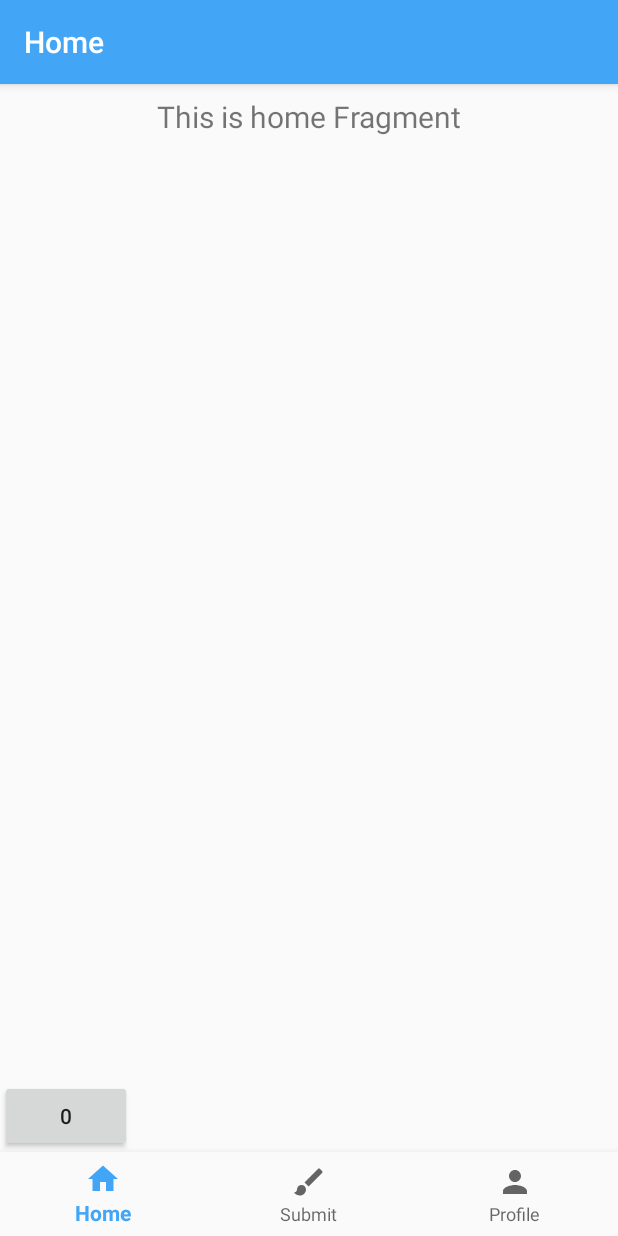
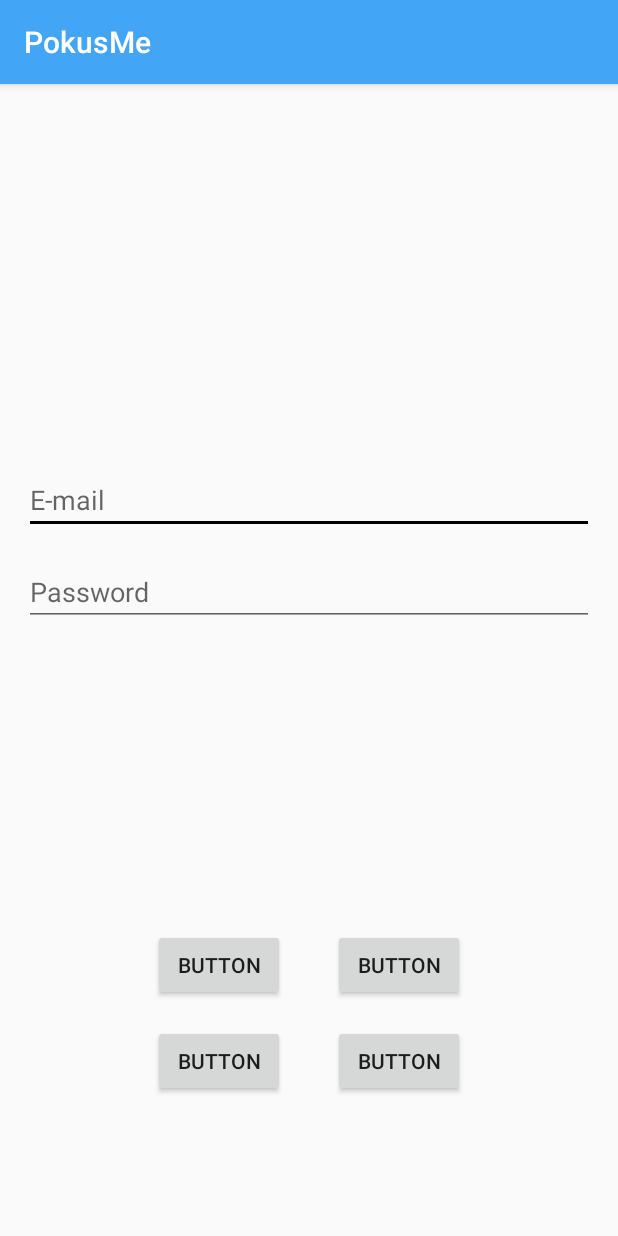
Before and after one commit to J-HM/App_PokusMe, an Android app: the screen it shows after launch (MainActivity before the commit, LoginActivity after it), on a phone screen of 412 x 824 dp. Run offline under Robolectric (Android 15) with nearby library versions, the phone set to English and light mode, and no system bars; our stand-ins replace Firebase (no records; nobody signed in at launch, a user with empty details on screens opened directly), navigation-ui.

Commit message:
Add login activity Add current user check in main activity

```diff
--- a/app/build.gradle
+++ b/app/build.gradle
@@ -1,4 +1,6 @@
 apply plugin: 'com.android.application'
+
+apply plugin: 'com.google.gms.google-services'
 
 apply plugin: 'kotlin-android'
 
@@ -8,9 +10,10 @@ android {
     compileSdkVersion 29
     buildToolsVersion "29.0.2"
     defaultConfig {
-        applicationId "com.jhm.android.app_pokusme"
+        applicationId 'com.jhm.android.pokusme'
         minSdkVersion 16
         targetSdkVersion 29
+        multiDexEnabled true
         versionCode 1
         versionName "1.0"
         testInstrumentationRunner "androidx.test.runner.AndroidJUnitRunner"
@@ -48,7 +51,9 @@ dependencies {
     implementation 'androidx.navigation:navigation-fragment-ktx:2.2.0'
     implementation 'androidx.navigation:navigation-ui-ktx:2.2.0'
 
-    implementation "androidx.fragment:fragment-ktx:1.2.0"
+    implementation 'com.google.firebase:firebase-analytics:17.2.2'
+    implementation 'com.google.firebase:firebase-auth:19.2.0'
+    implementation 'com.google.firebase:firebase-firestore:21.4.0'
 
     testImplementation 'junit:junit:4.12'
 
--- a/app/src/main/java/com/jhm/android/app_pokusme/MainActivity.kt
+++ b/app/src/main/java/com/jhm/android/app_pokusme/MainActivity.kt
@@ -1,22 +1,27 @@
 package com.jhm.android.app_pokusme
 
+import android.content.Intent
 import android.os.Bundle
+import android.util.Log
 import androidx.appcompat.app.AppCompatActivity
 import androidx.navigation.findNavController
 import androidx.navigation.ui.AppBarConfiguration
 import androidx.navigation.ui.setupActionBarWithNavController
 import androidx.navigation.ui.setupWithNavController
+import com.google.firebase.auth.FirebaseAuth
+import com.google.firebase.auth.FirebaseUser
+import com.jhm.android.app_pokusme.ui.login.LoginActivity
 import kotlinx.android.synthetic.main.activity_main.*
 
+
 class MainActivity : AppCompatActivity() {
+    private lateinit var auth: FirebaseAuth
 
     override fun onCreate(savedInstanceState: Bundle?) {
         super.onCreate(savedInstanceState)
         setContentView(R.layout.activity_main)
 
         val navigationController = findNavController(R.id.navigation_host_fragment)
-
-
         val appBarConfiguration = AppBarConfiguration(
             setOf(R.id.navigation_home, R.id.navigation_submit, R.id.navigation_profile)
         )
@@ -24,6 +29,23 @@ class MainActivity : AppCompatActivity() {
         setupActionBarWithNavController(navigationController, appBarConfiguration)
         navigation_view.setupWithNavController(navigationController)
 
+        auth = FirebaseAuth.getInstance()
+    }
 
+    public override fun onStart() {
+        super.onStart()
+        val currentUser = auth.currentUser
+        updateUI(currentUser)
+    }
+
+    private fun updateUI(user: FirebaseUser?) {
+        if (user != null) {
+            Log.d("jhmlog", user.toString())
+        } else {
+            val nextIntent = Intent(this, LoginActivity::class.java)
+            startActivity(nextIntent)
+            finish()
+            Log.d("jhmlog", "null")
+        }
     }
 }
--- a/app/src/main/res/layout/activity_login.xml
+++ b/app/src/main/res/layout/activity_login.xml
@@ -1,8 +1,106 @@
 <?xml version="1.0" encoding="utf-8"?>
 <androidx.constraintlayout.widget.ConstraintLayout xmlns:android="http://schemas.android.com/apk/res/android"
+    xmlns:app="http://schemas.android.com/apk/res-auto"
     xmlns:tools="http://schemas.android.com/tools"
     android:layout_width="match_parent"
     android:layout_height="match_parent"
     tools:context=".ui.login.LoginActivity">
 
+    <EditText
+        android:id="@+id/edit_login_email"
+        android:layout_width="0dp"
+        android:layout_height="wrap_content"
+        android:layout_marginStart="16dp"
+        android:layout_marginLeft="16dp"
+        android:layout_marginEnd="16dp"
+        android:layout_marginRight="16dp"
+        android:layout_marginBottom="8dp"
+        android:ems="10"
+        android:hint="E-mail"
+        android:inputType="textEmailAddress"
+        app:layout_constraintBottom_toTopOf="@+id/guideline"
+        app:layout_constraintEnd_toEndOf="parent"
+        app:layout_constraintStart_toStartOf="parent" />
+
+    <EditText
+        android:id="@+id/edit_login_password"
+        android:layout_width="0dp"
+        android:layout_height="wrap_content"
+        android:layout_marginStart="16dp"
+        android:layout_marginLeft="16dp"
+        android:layout_marginTop="8dp"
+        android:layout_marginEnd="16dp"
+        android:layout_marginRight="16dp"
+        android:autofillHints=""
+        android:ems="10"
+        android:hint="Password"
+        android:inputType="textPassword"
+        app:layout_constraintEnd_toEndOf="parent"
+        app:layout_constraintStart_toStartOf="parent"
+        app:layout_constraintTop_toTopOf="@+id/guideline" />
+
+    <androidx.constraintlayout.widget.Guideline
+        android:id="@+id/guideline"
+        android:layout_width="wrap_content"
+        android:layout_height="wrap_content"
+        android:orientation="horizontal"
+        app:layout_constraintGuide_percent="0.4013267" />
+
+    <Button
+        android:id="@+id/button"
+        android:layout_width="wrap_content"
+        android:layout_height="wrap_content"
+        android:layout_marginEnd="16dp"
+        android:layout_marginRight="16dp"
+        android:layout_marginBottom="16dp"
+        android:text="Button"
+        app:layout_constraintBottom_toTopOf="@+id/button3"
+        app:layout_constraintEnd_toStartOf="@+id/guideline2" />
+
+    <Button
+        android:id="@+id/button2"
+        android:layout_width="wrap_content"
+        android:layout_height="wrap_content"
+        android:layout_marginStart="16dp"
+        android:layout_marginLeft="16dp"
+        android:layout_marginBottom="16dp"
+        android:text="Button"
+        app:layout_constraintBottom_toTopOf="@+id/button4"
+        app:layout_constraintStart_toStartOf="@+id/guideline2" />
+
+    <Button
+        android:id="@+id/button3"
+        android:layout_width="wrap_content"
+        android:layout_height="wrap_content"
+        android:layout_marginEnd="16dp"
+        android:layout_marginRight="16dp"
+        android:layout_marginBottom="16dp"
+        android:text="Button"
+        app:layout_constraintBottom_toTopOf="@+id/guideline3"
+        app:layout_constraintEnd_toStartOf="@+id/guideline2" />
+
+    <Button
+        android:id="@+id/button4"
+        android:layout_width="wrap_content"
+        android:layout_height="wrap_content"
+        android:layout_marginStart="16dp"
+        android:layout_marginLeft="16dp"
+        android:layout_marginBottom="16dp"
+        android:text="Button"
+        app:layout_constraintBottom_toTopOf="@+id/guideline3"
+        app:layout_constraintStart_toStartOf="@+id/guideline2" />
+
+    <androidx.constraintlayout.widget.Guideline
+        android:id="@+id/guideline2"
+        android:layout_width="wrap_content"
+        android:layout_height="wrap_content"
+        android:orientation="vertical"
+        app:layout_constraintGuide_percent="0.5" />
+
+    <androidx.constraintlayout.widget.Guideline
+        android:id="@+id/guideline3"
+        android:layout_width="wrap_content"
+        android:layout_height="wrap_content"
+        android:orientation="horizontal"
+        app:layout_constraintGuide_percent="0.9" />
 </androidx.constraintlayout.widget.ConstraintLayout>
--- a/build.gradle
+++ b/build.gradle
@@ -10,8 +10,7 @@ buildscript {
     dependencies {
         classpath 'com.android.tools.build:gradle:3.5.3'
         classpath "org.jetbrains.kotlin:kotlin-gradle-plugin:$kotlin_version"
-        // NOTE: Do not place your application dependencies here; they belong
-        // in the individual module build.gradle files
+        classpath 'com.google.gms:google-services:4.3.3'
     }
 }
 
```
Also changed, not shown: 1 other file.
